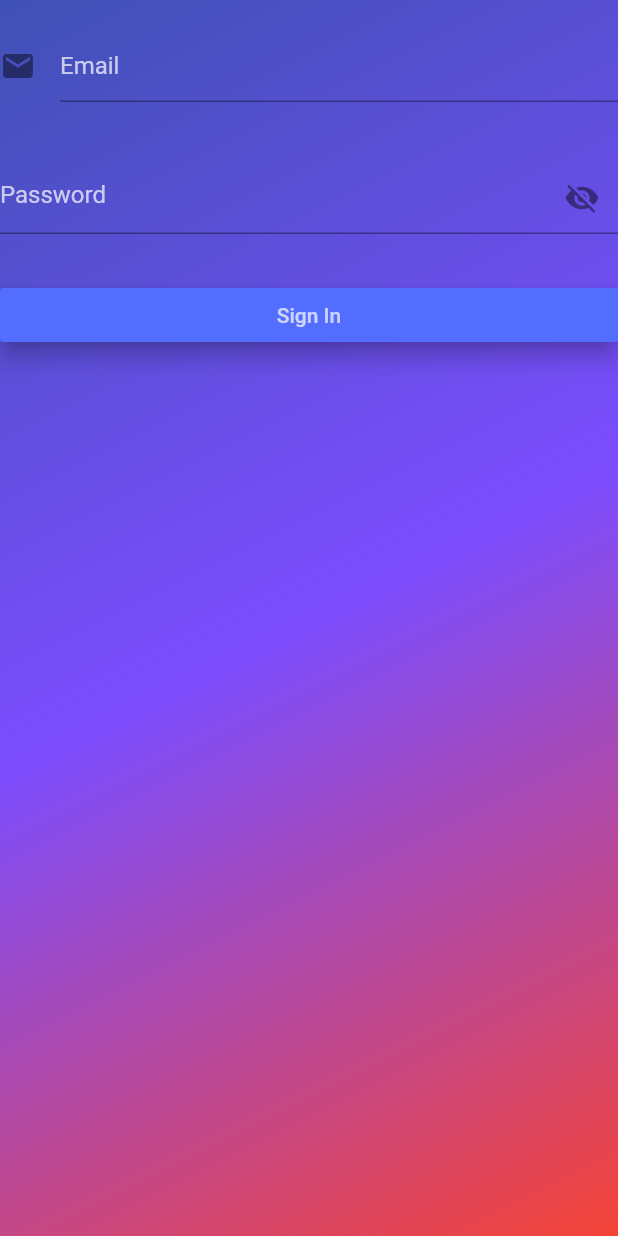
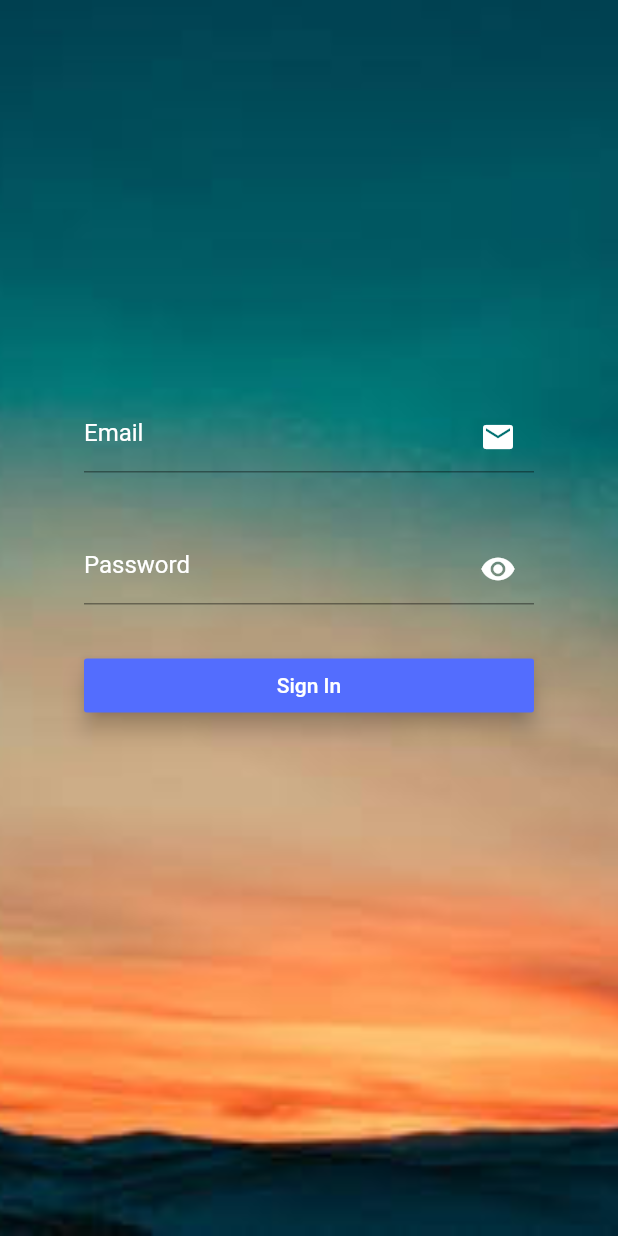
Before and after one commit to nikspatwal/flutter_project, a Flutter app: the Login screen opened directly, after a tap on "Sign In", on a phone screen of 412 x 824 dp. Run offline on Flutter 3.47's test engine with Material 2 defaults, Android fonts, the phone set to English and light mode, and no system bars; our stand-ins replace chopper; generated files the repository leaves out were written again.

Commit message:
background image

```diff
--- a/lib/screens/login_page.dart
+++ b/lib/screens/login_page.dart
@@ -1,3 +1,5 @@
+import 'dart:ui';
+
 import 'package:flutter/material.dart';
 
 class Login extends StatefulWidget {
@@ -13,26 +15,32 @@ class LoginState extends State<Login> {
     TextEditingController emailController = TextEditingController();
     TextEditingController passwordController = TextEditingController();
 
-    var password_visible = false;
+    var _obscureText = true;
 
     return Scaffold(
-      body: Container(
-        decoration: BoxDecoration(
-            gradient: LinearGradient(
-                colors: [Colors.indigo, Colors.deepPurpleAccent, Colors.red],
-                begin: Alignment.topLeft,
-                end: Alignment.bottomRight)),
+
+        body: DecoratedBox(position: DecorationPosition.background ,decoration: BoxDecoration(
+            image: DecorationImage(
+                image: AssetImage("assets/images/blue.jpeg"), fit: BoxFit.cover) ),
         child: Center(
+            child: Container(
+              height: 330.0,
+              width: 300.0,
+
               child: ListView(
                           children: <Widget>[
                             Padding(
                               padding: EdgeInsets.only(top: 20.0, bottom: 20.0),
                               child: TextFormField(
                                   controller: emailController,
+                                  style: TextStyle(color: Colors.white),
                                   decoration: InputDecoration(
                                     hintText: "Email",
-                      hintStyle: TextStyle(color: Colors.white70),
-                      icon: Icon(Icons.mail),
+                                    hintStyle: TextStyle(color: Colors.white),
+                                    suffixIcon: Icon(
+                                      Icons.mail,
+                                      color: Colors.white,
+                                    ),
                                   ),
                                   validator: (value) {
                                     if (value.isEmpty) {
@@ -41,22 +49,27 @@ class LoginState extends State<Login> {
                                     return null;
                                   }),
                             ),
-
                             Padding(
                               padding: EdgeInsets.only(top: 20.0, bottom: 20.0),
                               child: TextFormField(
                                 controller: passwordController,
+                                style: TextStyle(color: Colors.white),
+                                obscureText: _obscureText,
+                                cursorColor: Colors.white,
                                 decoration: InputDecoration(
                                     hintText: "Password",
-                      hintStyle: TextStyle(color: Colors.white70),
-                      errorStyle: TextStyle(color: Colors.white70),
+                                    hintStyle: TextStyle(color: Colors.white),
+                                    errorStyle: TextStyle(color: Colors.white),
                                     suffixIcon: IconButton(
-                        icon: Icon(password_visible
+                                      icon: Icon(
+                                        _obscureText
                                             ? Icons.visibility
-                            : Icons.visibility_off),
+                                            : Icons.visibility_off,
+                                        color: Colors.white,
+                                      ),
                                       onPressed: () {
                                         setState(() {
-                            password_visible = !password_visible;
+                                          _obscureText = !_obscureText;
                                         });
                                       },
                                     )),
@@ -68,30 +81,24 @@ class LoginState extends State<Login> {
                                 },
                               ),
                             ),
-
                             Padding(
                               padding: EdgeInsets.only(top: 10.0, bottom: 10.0),
                               child: RaisedButton(
+
                                 color: Colors.indigoAccent,
                                 elevation: 6.0,
                                 onPressed: () {
-                    setState(() {
-                      double email = double.parse(emailController.text);
-                      double password = double.parse(passwordController.text);
-                    });
+                                  setState(() {});
                                 },
                                 child: Text(
                                   'Sign In',
-                    style: TextStyle(color: Colors.white70),
+                                  style: TextStyle(color: Colors.white),
                                 ),
                               ),
                             ),
-
                           ],
                         ),
-        )
-
-      ),
-    );
+                      )),
+            ));
   }
 }
--- a/pubspec.yaml
+++ b/pubspec.yaml
@@ -46,9 +46,8 @@ flutter:
   uses-material-design: true
 
   # To add assets to your application, add an assets section, like this:
-  # assets:
-  #  - images/a_dot_burr.jpeg
-  #  - images/a_dot_ham.jpeg
+  assets:
+    - assets/images/
 
   # An image asset can refer to one or more resolution-specific "variants", see
   # https://flutter.dev/assets-and-images/#resolution-aware.
```
Also changed, not shown: lib/main.dart (+14 -11 lines), lib/screens/loginpage.dart (deleted, +0 -24 lines), assets/images/blue.jpeg (added), assets/images/red.jpeg (added), assets/images/scene1.png (added), pubspec.lock. Lines whose indentation alone changed are shown as unchanged.
